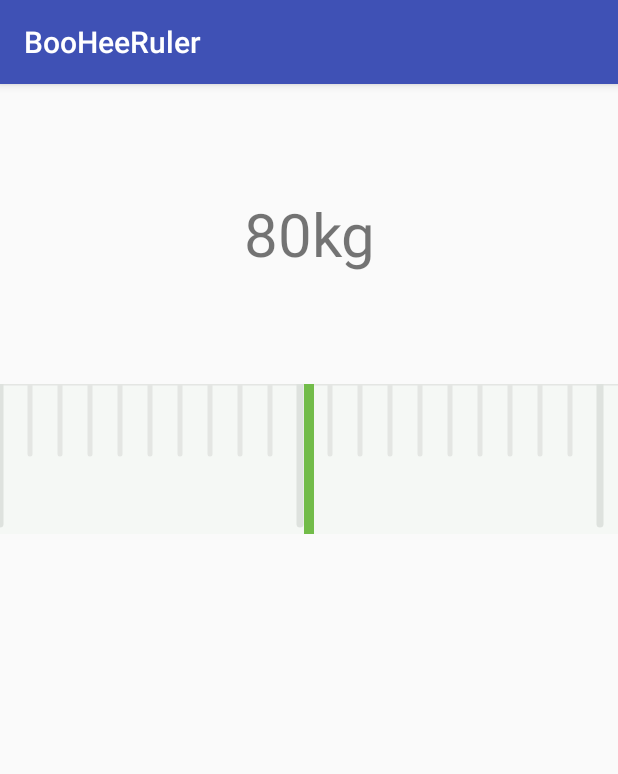
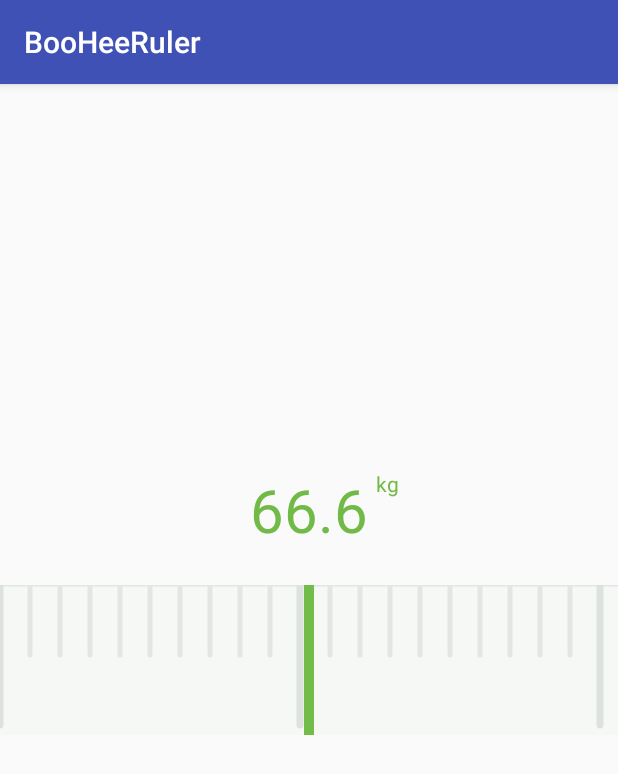
Before and after one commit to YannisYao/BooHeeRulerY, an Android app: the screen it shows after launch (MainActivity), on a phone screen of 412 x 824 dp. Shown: the top 774 px of the screen. Run offline under Robolectric (Android 15) with nearby library versions, the phone set to English and light mode, and no system bars.

```diff
--- a/app/src/main/java/com/share/yannis/booheeruler/BooHeeRulerLayout.java
+++ b/app/src/main/java/com/share/yannis/booheeruler/BooHeeRulerLayout.java
@@ -73,4 +73,10 @@ public class BooHeeRulerLayout extends RelativeLayout {
         float startX = getWidth()/2;
         canvas.drawLine(startX,0,startX,midLineHeight,midLinePaint);
     }
+
+    public void setOnRulerValueChangedListener(RulerDataCallBack callback){
+       if(callback != null){
+           rulerView.setOnDataChangedListener(callback);
+       }
+    }
 }
--- a/app/src/main/java/com/share/yannis/booheeruler/MainActivity.java
+++ b/app/src/main/java/com/share/yannis/booheeruler/MainActivity.java
@@ -4,10 +4,14 @@ import android.support.v7.app.AppCompatActivity;
 import android.os.Bundle;
 
 public class MainActivity extends AppCompatActivity {
-
+    private RulerValueDisplayView displayView;
+    private BooHeeRulerLayout rulerLayout;
     @Override
     protected void onCreate(Bundle savedInstanceState) {
         super.onCreate(savedInstanceState);
         setContentView(R.layout.activity_main);
+        displayView = (RulerValueDisplayView) findViewById(R.id.value_view);
+        rulerLayout = (BooHeeRulerLayout) findViewById(R.id.ruler_latout);
+        displayView.setRulerLayout(rulerLayout);
     }
 }
--- /dev/null
+++ b/app/src/main/java/com/share/yannis/booheeruler/RulerValueDisplayView.java
@@ -0,0 +1,50 @@
+package com.share.yannis.booheeruler;
+
+import android.content.Context;
+import android.util.AttributeSet;
+import android.widget.RelativeLayout;
+import android.widget.TextView;
+
+import java.text.DecimalFormat;
+
+/**
+ * Created by yanniszone on 2017/11/8.
+ * 尺子数值显示UI
+ */
+
+public class RulerValueDisplayView extends RelativeLayout implements RulerDataCallBack {
+    private TextView valueTv;
+    private TextView unitTv;
+    private BooHeeRulerLayout booHeeRulerLayout;
+
+    public RulerValueDisplayView(Context context) {
+        super(context);
+    }
+
+    public RulerValueDisplayView(Context context, AttributeSet attrs) {
+        super(context, attrs);
+    }
+
+    public RulerValueDisplayView(Context context, AttributeSet attrs, int defStyleAttr) {
+        super(context, attrs, defStyleAttr);
+    }
+
+    @Override
+    protected void onFinishInflate() {
+        super.onFinishInflate();
+        valueTv = (TextView) findViewById(R.id.value_tv);
+        unitTv = (TextView) findViewById(R.id.unit_tv);
+        unitTv.setText(R.string.ruler_unit);
+    }
+
+    @Override
+    public void onDataChanged(float value) {
+        DecimalFormat df = new DecimalFormat("##0.0");
+        valueTv.setText(df.format(value));
+    }
+
+    public void setRulerLayout(BooHeeRulerLayout booHeeRulerLayout){
+        this.booHeeRulerLayout = booHeeRulerLayout;
+        booHeeRulerLayout.setOnRulerValueChangedListener(this);
+    }
+}
--- a/app/src/main/res/layout/activity_main.xml
+++ b/app/src/main/res/layout/activity_main.xml
@@ -6,19 +6,35 @@
     android:layout_height="match_parent"
     tools:context="com.share.yannis.booheeruler.MainActivity">
 
-    <TextView
-        android:id="@+id/content"
-        android:layout_width="wrap_content"
-        android:layout_height="200dp"
-        android:layout_alignParentTop="true"
-        android:textSize="40sp"
-        android:gravity="center"
-        android:layout_centerInParent="true"
-        android:text="80kg"/>
+    <com.share.yannis.booheeruler.RulerValueDisplayView
+        android:id="@+id/value_view"
+        android:layout_width="match_parent"
+        android:layout_height="100dp"
+        android:layout_above="@+id/ruler_latout">
+        <TextView
+            android:id="@+id/value_tv"
+            android:layout_width="wrap_content"
+            android:layout_height="wrap_content"
+            android:text="66.6"
+            android:textSize="40sp"
+            android:textColor="#72BA48"
+            android:layout_centerInParent="true"/>
+        <TextView
+            android:id="@+id/unit_tv"
+            android:layout_width="wrap_content"
+            android:layout_height="wrap_content"
+            android:textColor="#72BA48"
+            android:textSize="14sp"
+            android:text="kg"
+            android:layout_marginLeft="5dp"
+            android:layout_toRightOf="@+id/value_tv"
+            android:layout_alignTop="@+id/value_tv"/>
+    </com.share.yannis.booheeruler.RulerValueDisplayView>
 
     <com.share.yannis.booheeruler.BooHeeRulerLayout
+        android:id="@+id/ruler_latout"
         android:layout_width="match_parent"
         android:layout_height="100dp"
-        android:layout_below="@+id/content"
+        android:layout_centerInParent="true"
         />
 </RelativeLayout>
--- a/app/src/main/res/values/strings.xml
+++ b/app/src/main/res/values/strings.xml
@@ -1,3 +1,4 @@
 <resources>
     <string name="app_name">BooHeeRuler</string>
+    <string name="ruler_unit">kg</string>
 </resources>
```
